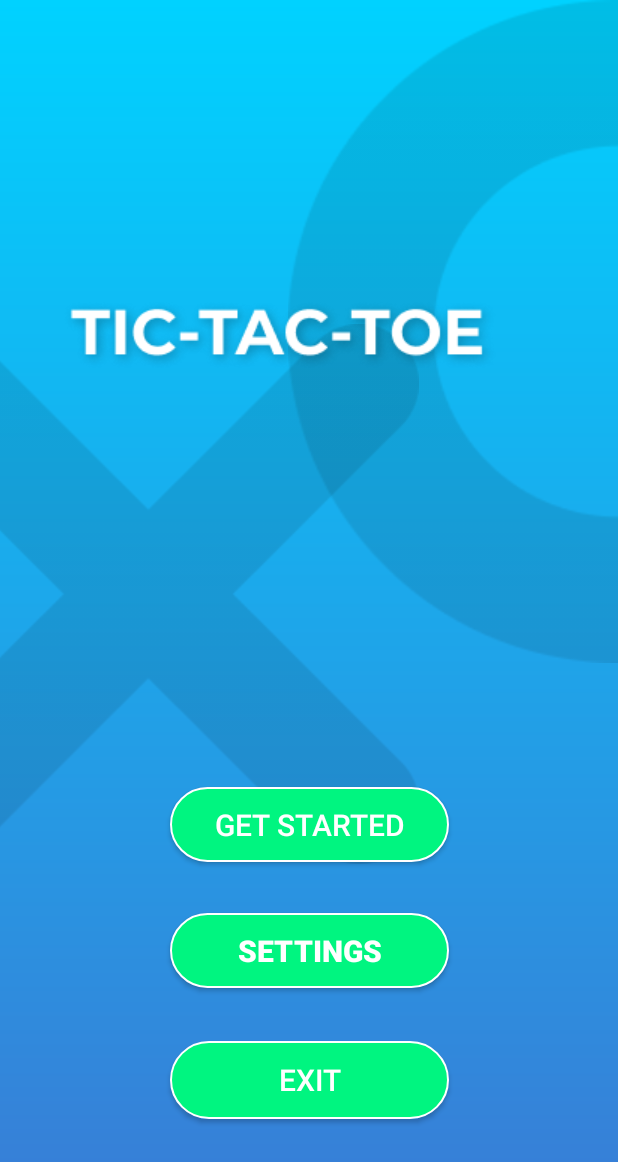
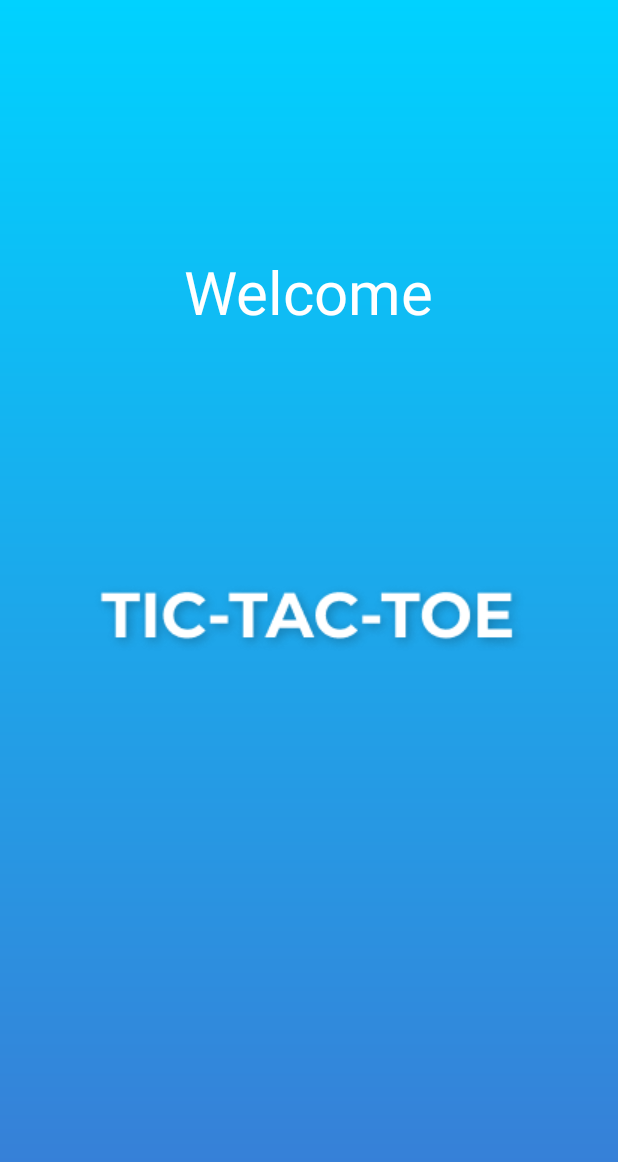
Before and after one commit to Ashraf-Khaled-2005/XO_Game-android--Java-, an Android app: the first screen one second after launch (StartingPage before the commit, SplashScreen after it), on a phone screen of 412 x 824 dp. Shown: the top 1162 px of the screen. Run offline under Robolectric (Android 15) with nearby library versions, the phone set to English and light mode, and no system bars.

Commit message:
Add demo

```diff
--- /dev/null
+++ b/app/src/main/java/com/example/xogame/SplashScreen.java
@@ -0,0 +1,26 @@
+package com.example.xogame;
+
+import androidx.appcompat.app.AppCompatActivity;
+
+import android.content.Intent;
+import android.os.Bundle;
+import android.os.Handler;
+
+public class SplashScreen extends AppCompatActivity {
+
+    @Override
+    protected void onCreate(Bundle savedInstanceState) {
+        super.onCreate(savedInstanceState);
+        setContentView(R.layout.activity_splash_screen);
+
+        new Handler().postDelayed(new Runnable() {
+            @Override
+            public void run() {
+                // After 2 seconds, start the main activity
+                Intent intent = new Intent(getBaseContext(), StartingPage.class);
+                startActivity(intent);
+                finish(); // Close the SplashActivity
+            }
+        }, 2000);
+    }
+}
--- a/app/src/main/java/com/example/xogame/friend_screen.java
+++ b/app/src/main/java/com/example/xogame/friend_screen.java
@@ -12,6 +12,8 @@ import android.widget.Button;
 import android.widget.ImageView;
 import android.widget.TextView;
 import android.widget.Toast;
+
+import com.google.android.material.snackbar.Snackbar;
 
 public class friend_screen extends AppCompatActivity implements View.OnClickListener {
     MediaPlayer player;
@@ -154,7 +156,8 @@ if(selectedOption.equals("x")){
             }, 2000);
 
         } else if (rount == 9) {
-            Toast.makeText(this, "Draw!", Toast.LENGTH_SHORT).show();
+            Snackbar.make(findViewById(android.R.id.content), "Draw No win ", Snackbar.LENGTH_SHORT).show();
+
             disableAllButtons();
 
         } else {
--- /dev/null
+++ b/app/src/main/res/layout/activity_splash_screen.xml
@@ -0,0 +1,33 @@
+<?xml version="1.0" encoding="utf-8"?>
+<androidx.constraintlayout.widget.ConstraintLayout xmlns:android="http://schemas.android.com/apk/res/android"
+    xmlns:app="http://schemas.android.com/apk/res-auto"
+    xmlns:tools="http://schemas.android.com/tools"
+    android:layout_width="match_parent"
+    android:layout_height="match_parent"
+    tools:context=".SplashScreen"
+    android:background="@drawable/bg_shape"
+    >
+
+
+    <ImageView
+        android:id="@+id/imageView"
+        android:layout_width="wrap_content"
+        android:layout_height="wrap_content"
+        app:layout_constraintBottom_toBottomOf="parent"
+        app:layout_constraintEnd_toEndOf="parent"
+        app:layout_constraintStart_toStartOf="parent"
+        app:layout_constraintTop_toTopOf="parent"
+        app:srcCompat="@drawable/text" />
+
+    <TextView
+        android:id="@+id/textView2"
+        android:layout_width="wrap_content"
+        android:layout_height="wrap_content"
+        android:text="Welcome"
+        android:textColor="#FFFFFF"
+        android:textSize="40sp"
+        app:layout_constraintBottom_toTopOf="@+id/imageView"
+        app:layout_constraintEnd_toEndOf="parent"
+        app:layout_constraintStart_toStartOf="parent"
+        app:layout_constraintTop_toTopOf="parent" />
+</androidx.constraintlayout.widget.ConstraintLayout>
```
Also changed, not shown: app/src/main/AndroidManifest.xml (+11 -9 lines), app/src/main/java/com/example/xogame/Computerscreen.java (+5 -2 lines), app/src/main/res/layout/activity_computerscreen.xml (+8 -5 lines), app/src/main/res/layout/activity_friend_screen.xml (+7 -5 lines), 2 other files.
